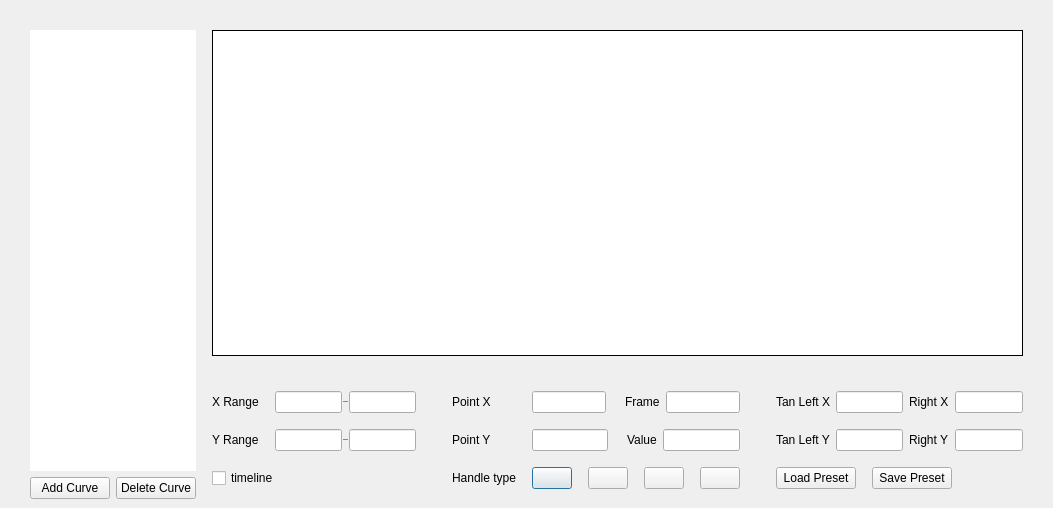
First picture: the form in ui/zenoui/comctrl/dialog/curvemap/zcurvemapeditor.ui, repository zenustech/zeno, before the edit.
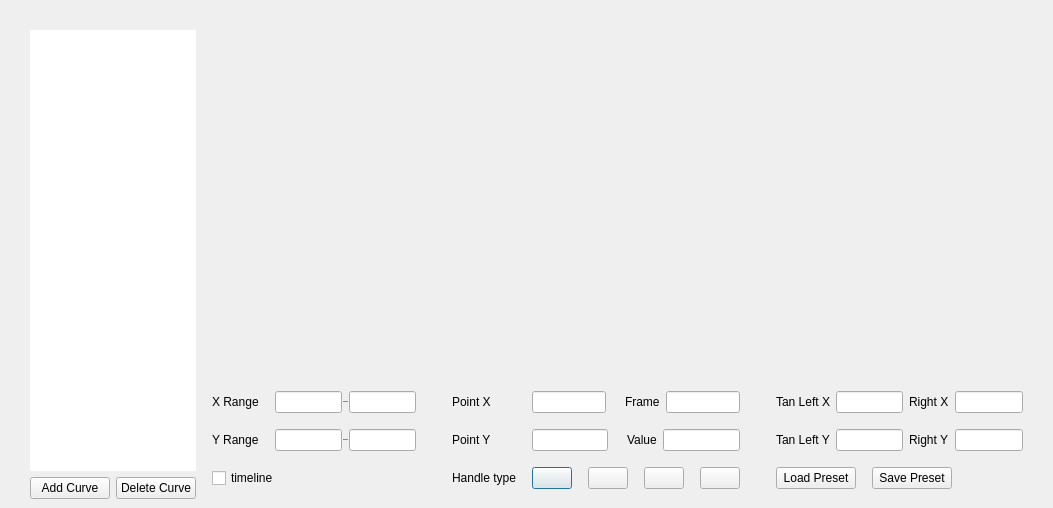
Second picture: the form after the edit. Custom widgets are drawn as their Qt base class.

```diff
--- a/ui/zenoui/comctrl/dialog/curvemap/zcurvemapeditor.ui
+++ b/ui/zenoui/comctrl/dialog/curvemap/zcurvemapeditor.ui
@@ -132,12 +132,12 @@
       <number>0</number>
      </property>
      <item>
-      <widget class="CurveMapView" name="gridview">
-       <property name="frameShape">
-        <enum>QFrame::Panel</enum>
-       </property>
-       <property name="frameShadow">
-        <enum>QFrame::Plain</enum>
+      <widget class="QWidget" name="plotWidget" native="true">
+       <property name="sizePolicy">
+        <sizepolicy hsizetype="Preferred" vsizetype="Expanding">
+         <horstretch>0</horstretch>
+         <verstretch>0</verstretch>
+        </sizepolicy>
        </property>
       </widget>
      </item>
@@ -749,12 +749,6 @@
    <header>zenoui/comctrl/zlabel.h</header>
    <container>1</container>
   </customwidget>
-  <customwidget>
-   <class>CurveMapView</class>
-   <extends>QGraphicsView</extends>
-   <header>zenoui/comctrl/dialog/curvemap/curvemapview.h</header>
-   <container>1</container>
-  </customwidget>
  </customwidgets>
  <resources/>
  <connections/>
```
Left out of the diff: 310 changed lines with no effect on the pictures.
